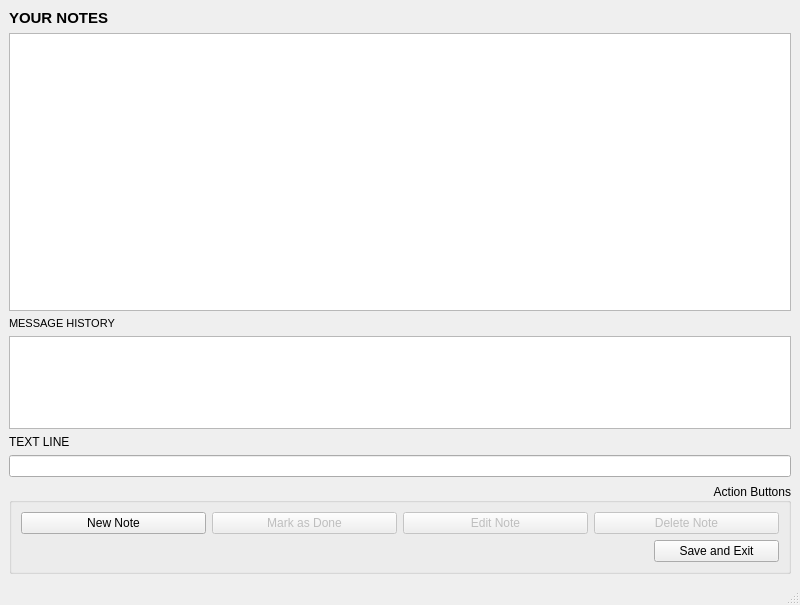
Before: the Qt Designer form mainwindow.ui in cihansenyuz/notebook, drawn with Qt 5.
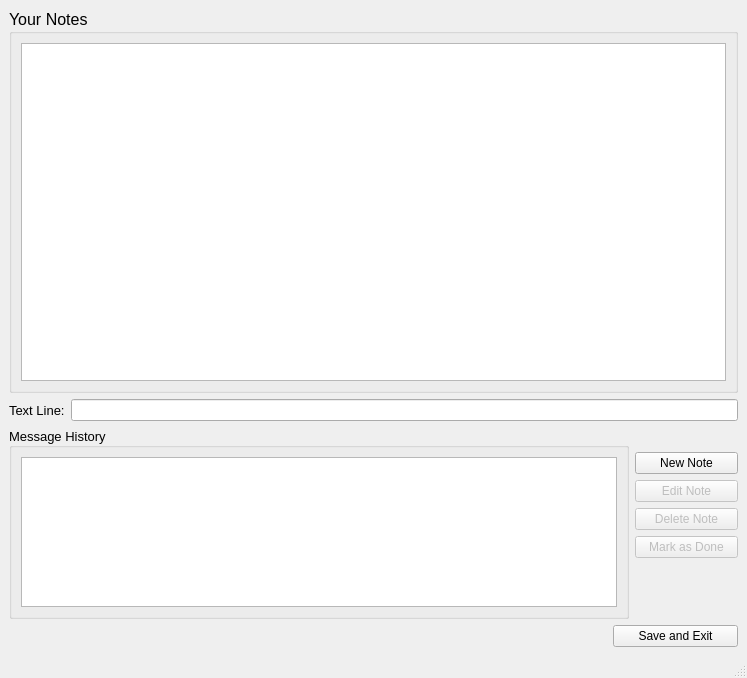
After: the same form once the commit is applied.

Commit message: widget layout is changed, action messages are detailed, showing wrong marked done note quantitiy is fixed

What changed in the file:
```diff
--- a/mainwindow.ui
+++ b/mainwindow.ui
@@ -6,67 +6,76 @@
    <rect>
     <x>0</x>
     <y>0</y>
-    <width>800</width>
-    <height>605</height>
+    <width>747</width>
+    <height>678</height>
    </rect>
   </property>
   <property name="windowTitle">
    <string>MainWindow</string>
   </property>
   <widget class="QWidget" name="centralwidget">
-   <layout class="QVBoxLayout" name="verticalLayout" stretch="0,3,0,1,0,0,0">
+   <layout class="QVBoxLayout" name="verticalLayout" stretch="4,0,2,0">
     <item>
-     <widget class="QLabel" name="labelListWidget">
+     <widget class="QGroupBox" name="yourNotesBox">
       <property name="font">
        <font>
-        <pointsize>11</pointsize>
-        <weight>75</weight>
-        <bold>true</bold>
+        <pointsize>12</pointsize>
        </font>
       </property>
-      <property name="text">
-       <string>YOUR NOTES</string>
+      <property name="title">
+       <string>Your Notes</string>
       </property>
-     </widget>
-    </item>
-    <item>
-     <widget class="QListWidget" name="listWidget"/>
+      <layout class="QVBoxLayout" name="verticalLayout_3">
+       <item>
+        <widget class="QListWidget" name="listWidget">
+         <property name="statusTip">
+          <string>This is your notebook page which lists all your notes</string>
+         </property>
+        </widget>
+       </item>
+      </layout>
+     </widget>
     </item>
     <item>
-     <widget class="QLabel" name="labelTextBrowser">
+     <layout class="QHBoxLayout" name="horizontalLayout_3">
+      <item>
+       <widget class="QLabel" name="textLineLabel">
       <property name="font">
        <font>
-        <pointsize>8</pointsize>
+          <pointsize>10</pointsize>
        </font>
       </property>
       <property name="text">
-       <string>MESSAGE HISTORY</string>
+         <string>Text Line:</string>
       </property>
      </widget>
     </item>
     <item>
-     <widget class="QTextBrowser" name="textBrowser"/>
-    </item>
-    <item>
-     <widget class="QLabel" name="labelLineEdit">
-      <property name="text">
-       <string>TEXT LINE</string>
+       <widget class="QLineEdit" name="lineEdit">
+        <property name="statusTip">
+         <string>This is where you type your notes</string>
       </property>
      </widget>
     </item>
-    <item>
-     <widget class="QLineEdit" name="lineEdit"/>
+     </layout>
     </item>
     <item>
-     <widget class="QGroupBox" name="groupBox">
+     <layout class="QHBoxLayout" name="horizontalLayout" stretch="6,1">
+      <item>
+       <widget class="QGroupBox" name="messageHistoryBox">
+        <property name="font">
+         <font>
+          <pointsize>10</pointsize>
+         </font>
+        </property>
       <property name="autoFillBackground">
        <bool>false</bool>
       </property>
       <property name="title">
-       <string>Action Buttons</string>
+         <string>Message History</string>
       </property>
       <property name="alignment">
-       <set>Qt::AlignRight|Qt::AlignTrailing|Qt::AlignVCenter</set>
+         <set>Qt::AlignLeading|Qt::AlignLeft|Qt::AlignVCenter</set>
       </property>
       <property name="flat">
        <bool>false</bool>
@@ -76,7 +85,20 @@
       </property>
       <layout class="QVBoxLayout" name="verticalLayout_2">
        <item>
-        <layout class="QHBoxLayout" name="horizontalLayout">
+          <widget class="QTextBrowser" name="textBrowser">
+           <property name="statusTip">
+            <string>This is the window where you can see informative messages</string>
+           </property>
+          </widget>
+         </item>
+        </layout>
+       </widget>
+      </item>
+      <item>
+       <layout class="QVBoxLayout" name="verticalLayout_4">
+        <property name="topMargin">
+         <number>25</number>
+        </property>
          <item>
           <widget class="QPushButton" name="newButton">
            <property name="statusTip">
@@ -87,19 +109,6 @@
            </property>
           </widget>
          </item>
-         <item>
-          <widget class="QPushButton" name="doneButton">
-           <property name="enabled">
-            <bool>false</bool>
-           </property>
-           <property name="statusTip">
-            <string>Mark the selected note as done</string>
-           </property>
-           <property name="text">
-            <string>Mark as Done</string>
-           </property>
-          </widget>
-         </item>
          <item>
           <widget class="QPushButton" name="editButton">
            <property name="enabled">
@@ -126,6 +135,34 @@
            </property>
           </widget>
          </item>
+        <item>
+         <widget class="QPushButton" name="doneButton">
+          <property name="enabled">
+           <bool>false</bool>
+          </property>
+          <property name="statusTip">
+           <string>Mark the selected note as done</string>
+          </property>
+          <property name="text">
+           <string>Mark as Done</string>
+          </property>
+         </widget>
+        </item>
+        <item>
+         <spacer name="verticalSpacer">
+          <property name="orientation">
+           <enum>Qt::Vertical</enum>
+          </property>
+          <property name="sizeHint" stdset="0">
+           <size>
+            <width>20</width>
+            <height>40</height>
+           </size>
+          </property>
+         </spacer>
+        </item>
+       </layout>
+      </item>
         </layout>
        </item>
        <item>
@@ -166,9 +203,6 @@
           </widget>
          </item>
         </layout>
-       </item>
-      </layout>
-     </widget>
     </item>
    </layout>
   </widget>
```
Lines whose indentation alone changed are shown as unchanged. The commit also changes 6 other files.
